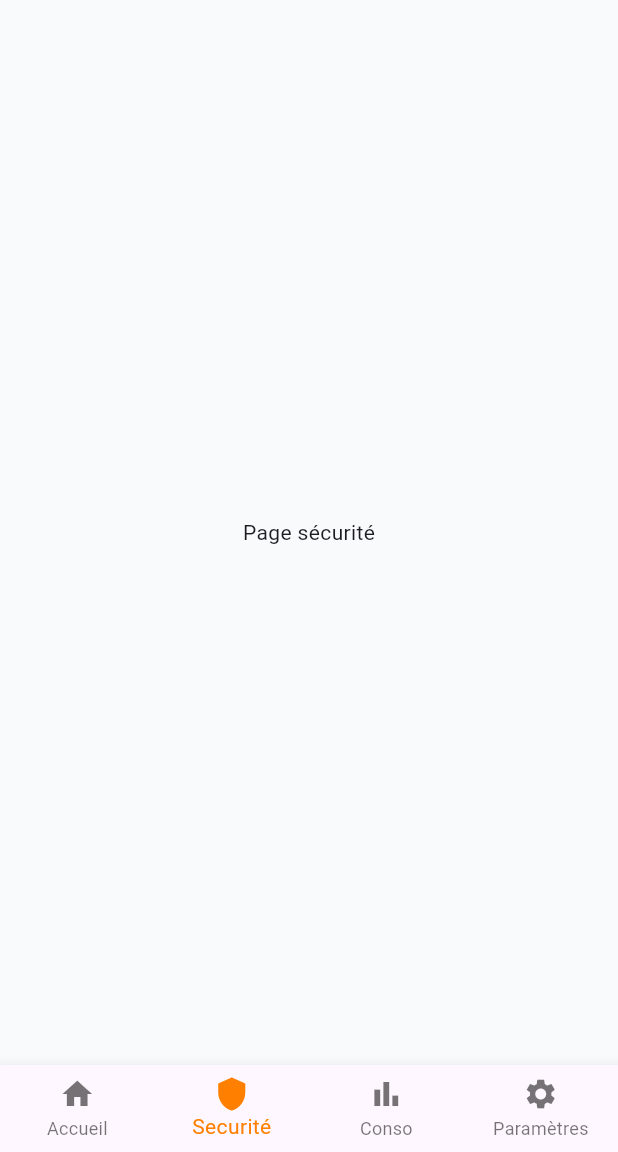
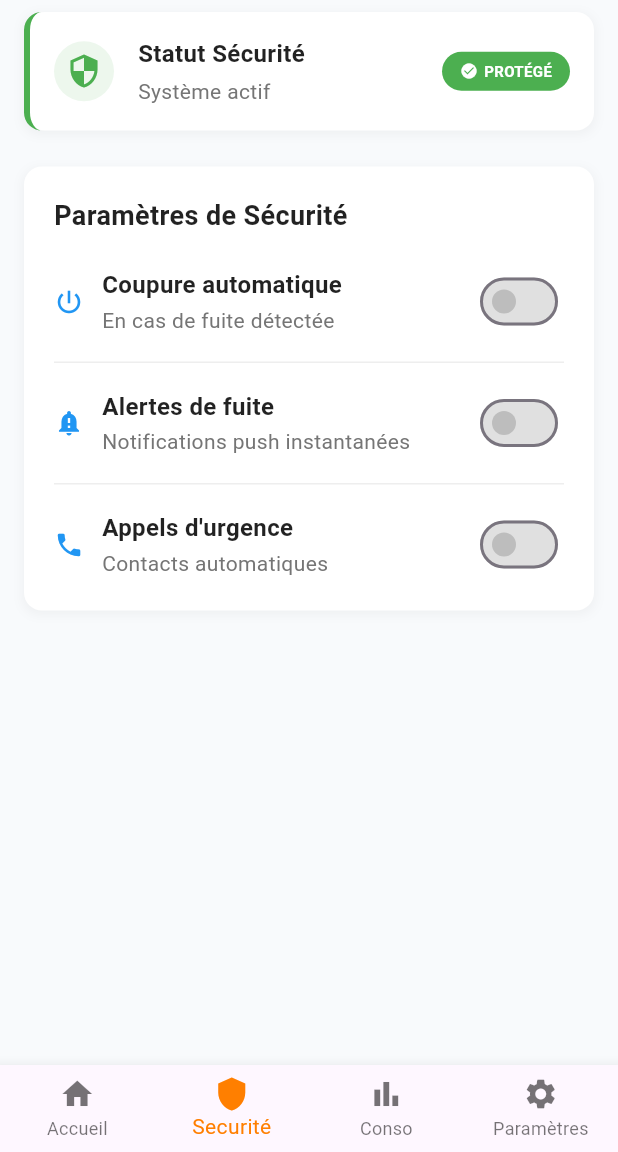
Before and after one commit to KudzoNelsam/gaz_connect, a Flutter app: the screen it shows after launch, item 2 of the bottom bar chosen, on a phone screen of 412 x 824 dp, the part 84-1236 px from its top. Run offline on Flutter 3.47's test engine with Material 3 defaults, Android fonts, the phone set to English and light mode, and no system bars; our stand-ins replace fl_chart, get.

Commit message:
paramètre de sécurité terminé

```diff
--- /dev/null
+++ b/lib/app/modules/securite/security_settings/security_settings_card.dart
@@ -0,0 +1,192 @@
+import 'package:flutter/material.dart';
+
+class SecurityOption {
+  final String titre;
+  final String description;
+  bool isEnabled;
+  final VoidCallback? onChanged;
+  final IconData? icone;
+
+  SecurityOption({
+    required this.titre,
+    required this.description,
+    this.isEnabled = false,
+    this.onChanged,
+    this.icone,
+  });
+}
+
+class SecuritySettingsCard extends StatefulWidget {
+  final String titre;
+  final List<SecurityOption> options;
+  final Function(Map<String, bool>)? onSettingsChanged;
+  final Color couleurAccent;
+  final EdgeInsets? padding;
+  final EdgeInsets? margin;
+
+  const SecuritySettingsCard({
+    Key? key,
+    this.titre = 'Paramètres de Sécurité',
+    required this.options,
+    this.onSettingsChanged,
+    this.couleurAccent = Colors.blue,
+    this.padding,
+    this.margin,
+  }) : super(key: key);
+
+  @override
+  State<SecuritySettingsCard> createState() => _SecuritySettingsCardState();
+}
+
+class _SecuritySettingsCardState extends State<SecuritySettingsCard> {
+  Map<String, bool> _getSettingsMap() {
+    Map<String, bool> settings = {};
+    for (SecurityOption option in widget.options) {
+      settings[option.titre] = option.isEnabled;
+    }
+    return settings;
+  }
+
+  void _updateSetting(int index, bool value) {
+    setState(() {
+      widget.options[index].isEnabled = value;
+    });
+
+    // Callback spécifique à l'option
+    if (widget.options[index].onChanged != null) {
+      widget.options[index].onChanged!();
+    }
+
+    // Callback global avec toutes les valeurs
+    if (widget.onSettingsChanged != null) {
+      widget.onSettingsChanged!(_getSettingsMap());
+    }
+  }
+
+  @override
+  Widget build(BuildContext context) {
+    return Container(
+      margin: widget.margin ?? const EdgeInsets.all(16),
+      decoration: BoxDecoration(
+        color: Colors.white,
+        borderRadius: BorderRadius.circular(12),
+        boxShadow: [
+          BoxShadow(
+            color: Colors.grey.withOpacity(0.1),
+            spreadRadius: 1,
+            blurRadius: 5,
+            offset: const Offset(0, 2),
+          ),
+        ],
+      ),
+      child: Padding(
+        padding: widget.padding ?? const EdgeInsets.all(20),
+        child: Column(
+          crossAxisAlignment: CrossAxisAlignment.start,
+          children: [
+            // Titre principal
+            Text(
+              widget.titre,
+              style: const TextStyle(
+                fontSize: 18,
+                fontWeight: FontWeight.bold,
+                color: Colors.black87,
+              ),
+            ),
+            const SizedBox(height: 20),
+
+            // Liste des options
+            ...widget.options.asMap().entries.map((entry) {
+              int index = entry.key;
+              SecurityOption option = entry.value;
+              bool isLast = index == widget.options.length - 1;
+
+              return Column(
+                children: [
+                  Row(
+                    children: [
+                      // Icône optionnelle
+                      if (option.icone != null) ...[
+                        Icon(
+                          option.icone,
+                          color: widget.couleurAccent,
+                          size: 20,
+                        ),
+                        const SizedBox(width: 12),
+                      ],
+
+                      // Contenu texte
+                      Expanded(
+                        child: Column(
+                          crossAxisAlignment: CrossAxisAlignment.start,
+                          children: [
+                            Text(
+                              option.titre,
+                              style: const TextStyle(
+                                fontSize: 16,
+                                fontWeight: FontWeight.w600,
+                                color: Colors.black87,
+                              ),
+                            ),
+                            const SizedBox(height: 2),
+                            Text(
+                              option.description,
+                              style: TextStyle(
+                                fontSize: 14,
+                                color: Colors.grey[600],
+                              ),
+                            ),
+                          ],
+                        ),
+                      ),
+
+                      // Switch
+                      Switch(
+                        value: option.isEnabled,
+                        onChanged: (value) => _updateSetting(index, value),
+                        activeColor: widget.couleurAccent,
+                        activeTrackColor: widget.couleurAccent.withOpacity(0.3),
+                        inactiveThumbColor: Colors.grey[400],
+                        inactiveTrackColor: Colors.grey[300],
+                      ),
+                    ],
+                  ),
+
+                  // Séparateur (sauf pour le dernier élément)
+                  if (!isLast) ...[
+                    const SizedBox(height: 16),
+                    Divider(color: Colors.grey[200], height: 1),
+                    const SizedBox(height: 16),
+                  ],
+                ],
+              );
+            }).toList(),
+          ],
+        ),
+      ),
+    );
+  }
+
+  // Méthodes publiques pour récupérer les valeurs
+  Map<String, bool> getAllSettings() {
+    return _getSettingsMap();
+  }
+
+  bool? getSettingValue(String titre) {
+    for (SecurityOption option in widget.options) {
+      if (option.titre == titre) {
+        return option.isEnabled;
+      }
+    }
+    return null;
+  }
+
+  void updateSettingValue(String titre, bool value) {
+    for (int i = 0; i < widget.options.length; i++) {
+      if (widget.options[i].titre == titre) {
+        _updateSetting(i, value);
+        break;
+      }
+    }
+  }
+}
--- /dev/null
+++ b/lib/app/modules/securite/security_settings/securiy_settings_controller.dart
@@ -0,0 +1,90 @@
+import 'package:flutter/material.dart';
+import 'package:get/get.dart';
+
+class SecuritySettingsController extends GetxController {
+  // Variables réactives pour chaque paramètre
+  var coupureAutomatique = false.obs;
+  var alertesFuite = false.obs;
+  var appelsUrgence = false.obs;
+
+  // Map pour stocker tous les paramètres
+  var allSettings = <String, bool>{}.obs;
+
+  // Méthodes pour récupérer les valeurs individuelles (avec noms plus clairs)
+  bool get isCoupureAutomatiqueEnabled => coupureAutomatique.value;
+  bool get isAlertesFuiteEnabled => alertesFuite.value; // Nom plus simple
+  bool get isAppelsUrgenceEnabled => appelsUrgence.value;
+
+  // Ou encore plus simple :
+  bool get coupureActive => coupureAutomatique.value;
+  bool get alertesActives => alertesFuite.value;
+  bool get urgenceActive => appelsUrgence.value;
+
+  // Méthode pour mettre à jour les paramètres
+  void updateSettings(Map<String, bool> settings) {
+    allSettings.value = settings;
+
+    // Mettre à jour les variables individuelles
+    coupureAutomatique.value = settings['Coupure automatique'] ?? false;
+    alertesFuite.value = settings['Alertes de fuite'] ?? false;
+    appelsUrgence.value = settings['Appels d\'urgence'] ?? false;
+
+    // Sauvegarder en local storage si nécessaire
+    _saveSettings();
+
+    print('Settings updated: $settings');
+  }
+
+  // Méthodes individuelles pour changer chaque paramètre
+  void toggleCoupureAutomatique() {
+    coupureAutomatique.value = !coupureAutomatique.value;
+    _updateAllSettings();
+  }
+
+  void toggleAlertesFuite() {
+    alertesFuite.value = !alertesFuite.value;
+    _updateAllSettings();
+  }
+
+  void toggleAppelsUrgence() {
+    appelsUrgence.value = !appelsUrgence.value;
+    _updateAllSettings();
+  }
+
+  void _updateAllSettings() {
+    allSettings.value = {
+      'Coupure automatique': coupureAutomatique.value,
+      'Alertes de fuite': alertesFuite.value,
+      'Appels d\'urgence': appelsUrgence.value,
+    };
+    _saveSettings();
+  }
+
+  // Méthode pour récupérer tous les paramètres
+  Map<String, bool> getAllSettings() {
+    return allSettings.value;
+  }
+
+  // Sauvegarder les paramètres
+  void _saveSettings() {
+    // Ici vous pouvez sauvegarder dans SharedPreferences, Base de données, etc.
+    print('Saving settings: ${allSettings.value}');
+  }
+
+  // Charger les paramètres sauvegardés
+  void loadSettings() {
+    // Exemple : charger depuis le stockage local
+    // Pour l'instant, on initialise avec des valeurs par défaut
+    allSettings.value = {
+      'Coupure automatique': false,
+      'Alertes de fuite': false,
+      'Appels d\'urgence': false,
+    };
+  }
+
+  @override
+  void onInit() {
+    super.onInit();
+    loadSettings();
+  }
+}
--- a/lib/app/modules/securite/views/securite_view.dart
+++ b/lib/app/modules/securite/views/securite_view.dart
@@ -1,5 +1,8 @@
 import 'package:flutter/material.dart';
+import 'package:gaz_connect/app/modules/securite/security_settings/security_settings_card.dart';
+import 'package:gaz_connect/app/modules/securite/security_settings/securiy_settings_controller.dart';
 import 'package:gaz_connect/app/views/views/client_view.dart';
+import 'package:gaz_connect/app/views/views/statut_card_view.dart';
 
 import 'package:get/get.dart';
 
@@ -9,6 +12,83 @@ class SecuriteView extends GetView<SecuriteController> {
   const SecuriteView({super.key});
   @override
   Widget build(BuildContext context) {
-    return ClientView(body: const Center(child: Text('Page sécurité')));
+    final SecuritySettingsController controller = Get.put(
+      SecuritySettingsController(),
+    );
+    final body = Column(children: [getStatutCard(), getOptions(controller)]);
+    return ClientView(body: body);
+  }
+
+  Widget getStatutCard() {
+    return StatusCard(
+      titre: 'Statut Sécurité',
+      sousTitre: 'Système actif',
+      type: StatusType.securite,
+      etat: StatusState.protege,
+      // ignore: avoid_print
+      onTap: () => print('Sécurité tapped'),
+    );
+  }
+
+  Widget getOptions(
+    SecuritySettingsController controller, {
+    bool showDebugInfo = true,
+    Color? accentColor,
+    EdgeInsets? margin,
+    Function(String, bool)? onOptionChanged,
+  }) {
+    // Définir les options de sécurité
+    List<SecurityOption> securityOptions = [
+      SecurityOption(
+        titre: 'Coupure automatique',
+        description: 'En cas de fuite détectée',
+        isEnabled: controller.coupureAutomatique.value,
+        icone: Icons.power_settings_new,
+        onChanged: () {
+          print('Coupure automatique: ${controller.coupureActive}');
+          if (onOptionChanged != null) {
+            onOptionChanged('coupure', controller.coupureActive);
+          }
+        },
+      ),
+      SecurityOption(
+        titre: 'Alertes de fuite',
+        description: 'Notifications push instantanées',
+        isEnabled: controller.alertesFuite.value,
+        icone: Icons.notification_important,
+        onChanged: () {
+          print('Alertes de fuite: ${controller.alertesActives}');
+          if (onOptionChanged != null) {
+            onOptionChanged('alertes', controller.alertesActives);
+          }
+        },
+      ),
+      SecurityOption(
+        titre: 'Appels d\'urgence',
+        description: 'Contacts automatiques',
+        isEnabled: controller.appelsUrgence.value,
+        icone: Icons.phone,
+        onChanged: () {
+          print('Appels d\'urgence: ${controller.urgenceActive}');
+          if (onOptionChanged != null) {
+            onOptionChanged('urgence', controller.urgenceActive);
+          }
+        },
+      ),
+    ];
+
+    return Column(
+      children: [
+        // Widget principal des paramètres
+        SecuritySettingsCard(
+          options: securityOptions,
+          onSettingsChanged: (settings) {
+            controller.updateSettings(settings);
+          },
+          couleurAccent: accentColor ?? Colors.blue,
+          margin: margin,
+        ),
+      ],
+    );
   }
 }
--- a/lib/app/views/views/button_confirmation_view.dart
+++ b/lib/app/views/views/button_confirmation_view.dart
@@ -1,5 +1,4 @@
 import 'package:flutter/material.dart';
-import 'package:get/get.dart';
 
 enum TypeNotification { snackBar, dialog, bottomSheet }
 
--- /dev/null
+++ b/lib/app/views/views/statut_card_view.dart
@@ -0,0 +1,199 @@
+import 'package:flutter/material.dart';
+
+enum StatusType { securite, maintenance, alerte, info, succes, erreur }
+
+enum StatusState { actif, inactif, protege, critique, maintenance, normal }
+
+class StatusCard extends StatelessWidget {
+  final String titre;
+  final String sousTitre;
+  final StatusType type;
+  final StatusState etat;
+  final Color? couleurPersonnalisee;
+  final IconData? iconePersonnalisee;
+  final VoidCallback? onTap;
+  final bool afficherBadge;
+  final String? texteBadge;
+
+  const StatusCard({
+    Key? key,
+    required this.titre,
+    required this.sousTitre,
+    this.type = StatusType.info,
+    this.etat = StatusState.normal,
+    this.couleurPersonnalisee,
+    this.iconePersonnalisee,
+    this.onTap,
+    this.afficherBadge = true,
+    this.texteBadge,
+  }) : super(key: key);
+
+  Color _getCouleurPrincipale() {
+    if (couleurPersonnalisee != null) return couleurPersonnalisee!;
+
+    switch (type) {
+      case StatusType.securite:
+        switch (etat) {
+          case StatusState.protege:
+            return Colors.green;
+          case StatusState.critique:
+            return Colors.red;
+          default:
+            return Colors.teal;
+        }
+      case StatusType.maintenance:
+        return Colors.orange;
+      case StatusType.alerte:
+        return Colors.red;
+      case StatusType.succes:
+        return Colors.green;
+      case StatusType.erreur:
+        return Colors.red;
+      case StatusType.info:
+        return Colors.blue;
+    }
+  }
+
+  IconData _getIcone() {
+    if (iconePersonnalisee != null) return iconePersonnalisee!;
+
+    switch (type) {
+      case StatusType.securite:
+        return Icons.security;
+      case StatusType.maintenance:
+        return Icons.build;
+      case StatusType.alerte:
+        return Icons.warning;
+      case StatusType.succes:
+        return Icons.check_circle;
+      case StatusType.erreur:
+        return Icons.error;
+      case StatusType.info:
+        return Icons.info;
+    }
+  }
+
+  String _getTexteBadge() {
+    if (texteBadge != null) return texteBadge!;
+
+    switch (etat) {
+      case StatusState.protege:
+        return 'PROTÉGÉ';
+      case StatusState.actif:
+        return 'ACTIF';
+      case StatusState.inactif:
+        return 'INACTIF';
+      case StatusState.critique:
+        return 'CRITIQUE';
+      case StatusState.maintenance:
+        return 'MAINTENANCE';
+      case StatusState.normal:
+        return 'NORMAL';
+    }
+  }
+
+  Color _getCouleurBadge() {
+    switch (etat) {
+      case StatusState.protege:
+      case StatusState.actif:
+      case StatusState.normal:
+        return Colors.green;
+      case StatusState.critique:
+        return Colors.red;
+      case StatusState.maintenance:
+        return Colors.orange;
+      case StatusState.inactif:
+        return Colors.grey;
+    }
+  }
+
+  @override
+  Widget build(BuildContext context) {
+    final couleurPrincipale = _getCouleurPrincipale();
+
+    return GestureDetector(
+      onTap: onTap,
+      child: Container(
+        margin: const EdgeInsets.symmetric(horizontal: 16, vertical: 8),
+        decoration: BoxDecoration(
+          color: Colors.white,
+          borderRadius: BorderRadius.circular(12),
+          border: Border(left: BorderSide(color: couleurPrincipale, width: 4)),
+          boxShadow: [
+            BoxShadow(
+              color: Colors.grey.withOpacity(0.1),
+              spreadRadius: 1,
+              blurRadius: 5,
+              offset: const Offset(0, 2),
+            ),
+          ],
+        ),
+        child: Padding(
+          padding: const EdgeInsets.all(16),
+          child: Row(
+            children: [
+              // Icône
+              Container(
+                padding: const EdgeInsets.all(8),
+                decoration: BoxDecoration(
+                  color: couleurPrincipale.withOpacity(0.1),
+                  shape: BoxShape.circle,
+                ),
+                child: Icon(_getIcone(), color: couleurPrincipale, size: 24),
+              ),
+              const SizedBox(width: 16),
+              // Contenu texte
+              Expanded(
+                child: Column(
+                  crossAxisAlignment: CrossAxisAlignment.start,
+                  children: [
+                    Text(
+                      titre,
+                      style: const TextStyle(
+                        fontSize: 16,
+                        fontWeight: FontWeight.bold,
+                        color: Colors.black87,
+                      ),
+                    ),
+                    const SizedBox(height: 4),
+                    Text(
+                      sousTitre,
+                      style: TextStyle(fontSize: 14, color: Colors.grey[600]),
+                    ),
+                  ],
+                ),
+              ),
+              // Badge de statut
+              if (afficherBadge)
+                Container(
+                  padding: const EdgeInsets.symmetric(
+                    horizontal: 12,
+                    vertical: 6,
+                  ),
+                  decoration: BoxDecoration(
+                    color: _getCouleurBadge(),
+                    borderRadius: BorderRadius.circular(16),
+                  ),
+                  child: Row(
+                    mainAxisSize: MainAxisSize.min,
+                    children: [
+                      Icon(Icons.check_circle, color: Colors.white, size: 12),
+                      const SizedBox(width: 4),
+                      Text(
+                        _getTexteBadge(),
+                        style: const TextStyle(
+                          color: Colors.white,
+                          fontSize: 10,
+                          fontWeight: FontWeight.bold,
+                        ),
+                      ),
+                    ],
+                  ),
+                ),
+            ],
+          ),
+        ),
+      ),
+    );
+  }
+}
```
